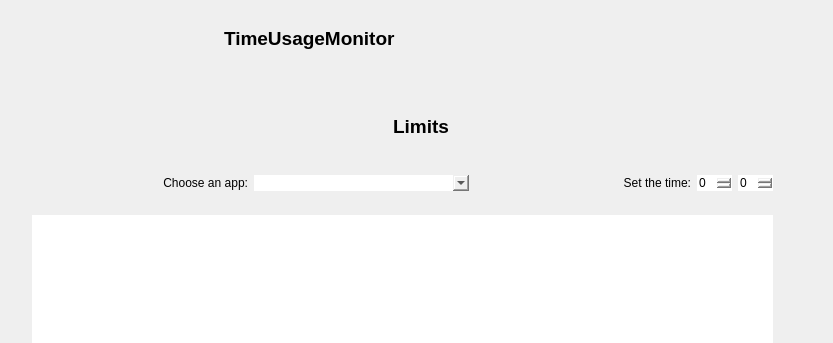
Above: gui.ui from Domy7/TimeUsageMonitor before the change; both pictures show x 149 to 982 and y 0 to 343 of the 982 by 727 pixel window. Below: the same form after it.
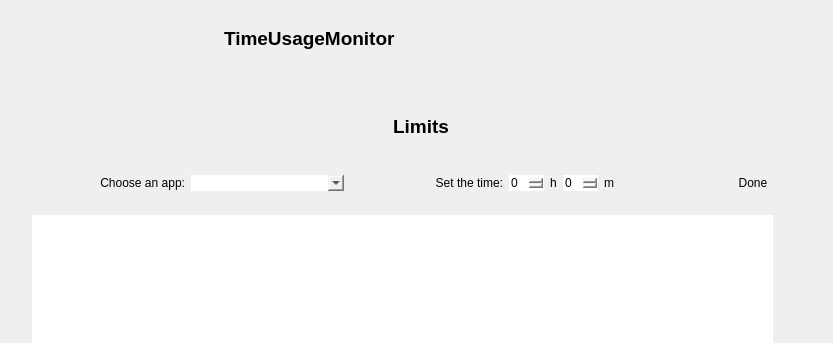
That is the form after the change. The open tabs and pages were chosen to show the change. Icons and pictures are not drawn.

Diff of the .ui file:
```diff
--- a/gui.ui
+++ b/gui.ui
@@ -685,6 +685,19 @@
                       </property>
                      </widget>
                     </item>
+                    <item>
+                     <widget class="QLabel" name="label_3">
+                      <property name="sizePolicy">
+                       <sizepolicy hsizetype="Maximum" vsizetype="Preferred">
+                        <horstretch>0</horstretch>
+                        <verstretch>0</verstretch>
+                       </sizepolicy>
+                      </property>
+                      <property name="text">
+                       <string>h</string>
+                      </property>
+                     </widget>
+                    </item>
                     <item>
                      <widget class="QSpinBox" name="choose_time_m">
                       <property name="sizePolicy">
@@ -695,6 +708,42 @@
                       </property>
                      </widget>
                     </item>
+                    <item>
+                     <widget class="QLabel" name="label_4">
+                      <property name="sizePolicy">
+                       <sizepolicy hsizetype="Maximum" vsizetype="Preferred">
+                        <horstretch>0</horstretch>
+                        <verstretch>0</verstretch>
+                       </sizepolicy>
+                      </property>
+                      <property name="text">
+                       <string>m</string>
+                      </property>
+                     </widget>
+                    </item>
+                    <item alignment="Qt::AlignRight">
+                     <widget class="QPushButton" name="submit_limit">
+                      <property name="minimumSize">
+                       <size>
+                        <width>40</width>
+                        <height>0</height>
+                       </size>
+                      </property>
+                      <property name="styleSheet">
+                       <string notr="true">:hover {
+	color: rgb(246, 238, 255);
+	background-color: rgb(48, 158, 255);
+}
+
+:pressed {
+	background-color: rgb(146, 188, 255);
+}</string>
+                      </property>
+                      <property name="text">
+                       <string>Done</string>
+                      </property>
+                     </widget>
+                    </item>
                    </layout>
                   </widget>
                  </item>
```
Left out of the diff: 3 changed lines with no effect on the pictures.
